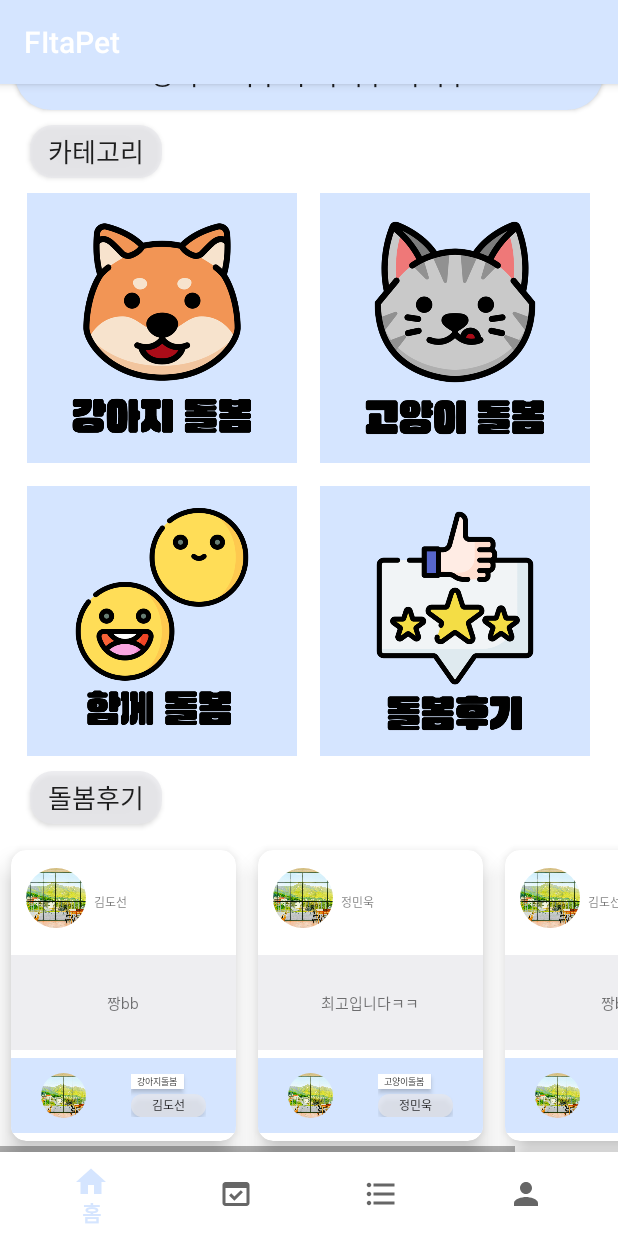
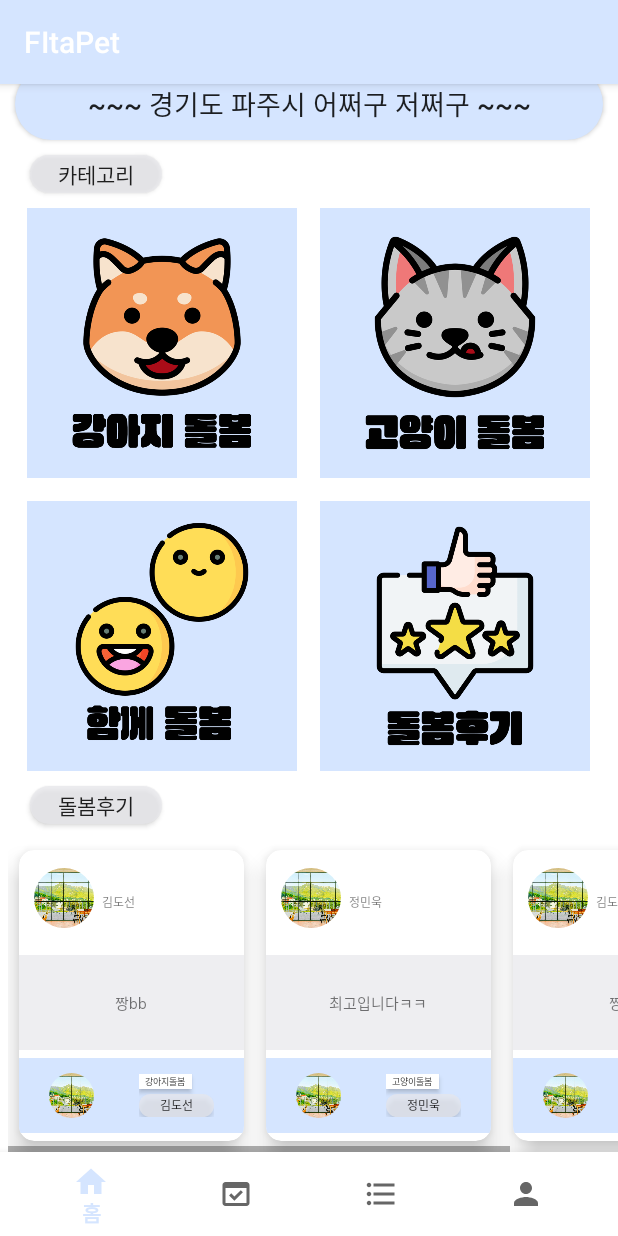
Before and after one commit to ehtjsv2/FitaPetService_Client_Personal_Version, an Android app: the HomeFragment screen opened directly, with no data from a screen before it, on a phone screen of 412 x 824 dp. Run offline under Robolectric (Android 15) with nearby library versions, the phone set to English and light mode, and no system bars; our stand-ins replace CircleImageView.

Commit message:
fixing fragmenthome

```diff
--- a/app/src/main/java/com/example/fitapet/navfragment/HomeFragment.kt
+++ b/app/src/main/java/com/example/fitapet/navfragment/HomeFragment.kt
@@ -41,12 +41,12 @@ class HomeFragment : Fragment() {
         binding.reviewRecylcerView.layoutManager= LinearLayoutManager(requireContext(), RecyclerView.HORIZONTAL, false)
 
         binding.reviewRecylcerView.adapter=reviewListAdapter
-//        reviewListAdapter.setItemClickListener(object : ReviewListAdapter.OnItemClickListener{
-//            override fun onClick(v: View, position: Int) {
-//                loadFragment(PetListRecyclerFragment())
-//            }
-//
-//        })
+        reviewListAdapter.setItemClickListener(object : ReviewListAdapter.OnItemClickListener{
+            override fun onClick(v: View, position: Int) {
+                //loadFragment(PetListRecyclerFragment())
+            }
+
+        })
 
         binding.dogServices.setOnClickListener {
             loadFragment(DogServiceFragment())
--- a/app/src/main/res/layout/fragment_home.xml
+++ b/app/src/main/res/layout/fragment_home.xml
@@ -27,10 +27,10 @@
             android:id="@+id/research"
             android:layout_width="wrap_content"
             android:background="@drawable/option_choice_button"
-            android:layout_height="35dp"
+            android:layout_height="25dp"
             android:layout_marginLeft="20dp"
             android:text="카테고리"
-            android:textSize="17dp"
+            android:textSize="14dp"
             android:layout_marginBottom="10dp"/>
 
         <GridLayout
@@ -45,7 +45,8 @@
                 android:id="@+id/dog_services"
                 android:layout_width="180dp"
                 android:layout_height="180dp"
-                android:scaleType="centerCrop"
+                android:adjustViewBounds="true"
+                android:scaleType="fitCenter"
                 android:background="@drawable/solid_button"
                 android:src="@drawable/dogservice" />
 
@@ -82,17 +83,18 @@
             android:id="@+id/service_reviews"
             android:layout_width="wrap_content"
             android:background="@drawable/option_choice_button"
-            android:layout_height="35dp"
+            android:layout_height="25dp"
             android:layout_marginLeft="20dp"
             android:text="돌봄후기"
-            android:textSize="17dp"
+            android:textSize="14dp"
             android:layout_marginTop="10dp"
             android:layout_marginBottom="10dp"/>
 
         <HorizontalScrollView
             xmlns:android="http://schemas.android.com/apk/res/android"
             android:layout_width="wrap_content"
-            android:layout_height="wrap_content" >
+            android:layout_height="wrap_content"
+            android:layout_marginLeft="5dp">
 
             <LinearLayout
                 android:layout_width="match_parent"
```
